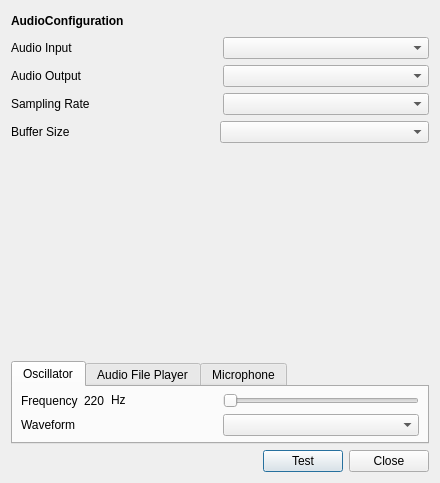
Above: audiopreferencedialog.ui from Bariyard/AudioIOTester before the change. Below: the same form after it.
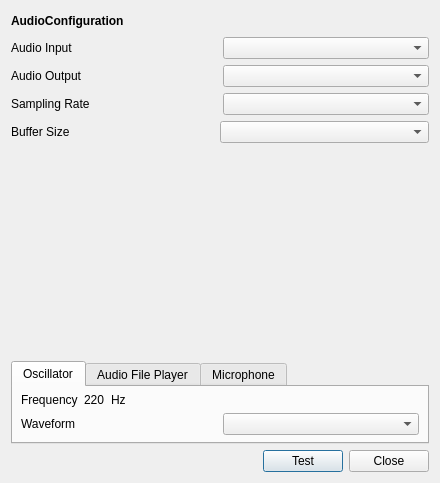
That is the form after the change.

Commit message: add Double Slider for frequency value

```diff
--- a/audiopreferencedialog.ui
+++ b/audiopreferencedialog.ui
@@ -218,43 +218,6 @@
                </item>
               </layout>
              </item>
-             <item>
-              <widget class="QSlider" name="FrequencySlider">
-               <property name="sizePolicy">
-                <sizepolicy hsizetype="Ignored" vsizetype="Fixed">
-                 <horstretch>0</horstretch>
-                 <verstretch>0</verstretch>
-                </sizepolicy>
-               </property>
-               <property name="minimumSize">
-                <size>
-                 <width>0</width>
-                 <height>0</height>
-                </size>
-               </property>
-               <property name="sizeIncrement">
-                <size>
-                 <width>0</width>
-                 <height>0</height>
-                </size>
-               </property>
-               <property name="baseSize">
-                <size>
-                 <width>60</width>
-                 <height>0</height>
-                </size>
-               </property>
-               <property name="mouseTracking">
-                <bool>false</bool>
-               </property>
-               <property name="layoutDirection">
-                <enum>Qt::LeftToRight</enum>
-               </property>
-               <property name="orientation">
-                <enum>Qt::Horizontal</enum>
-               </property>
-              </widget>
-             </item>
             </layout>
            </item>
            <item>
```
The commit also changes 7 other files.
